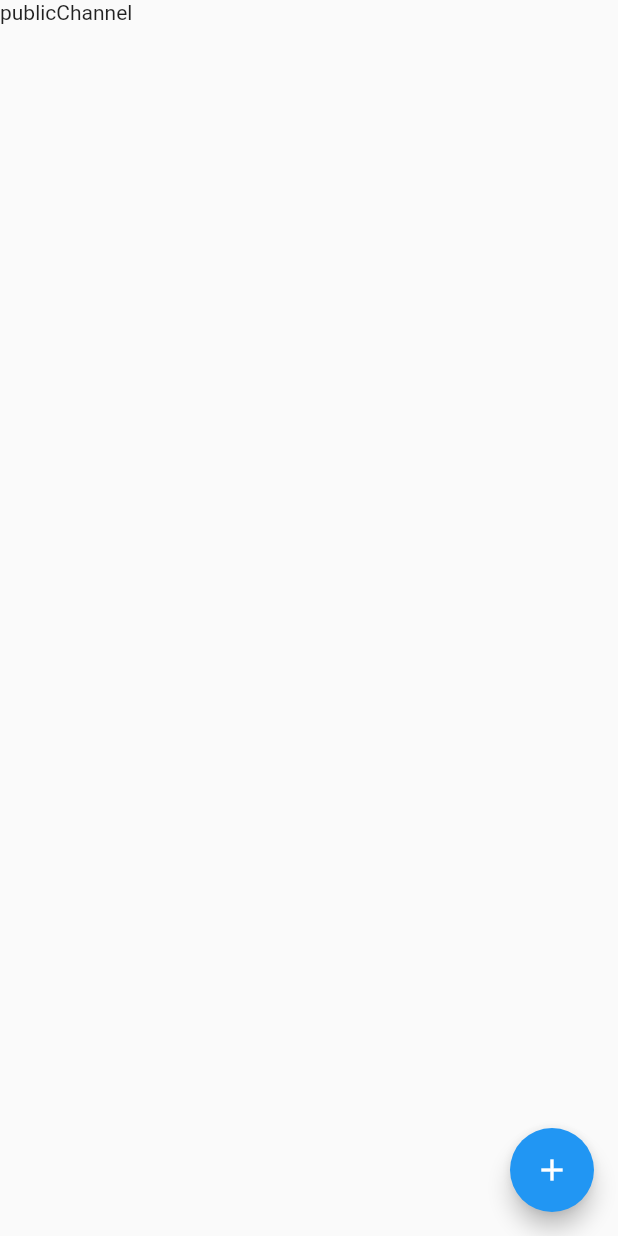
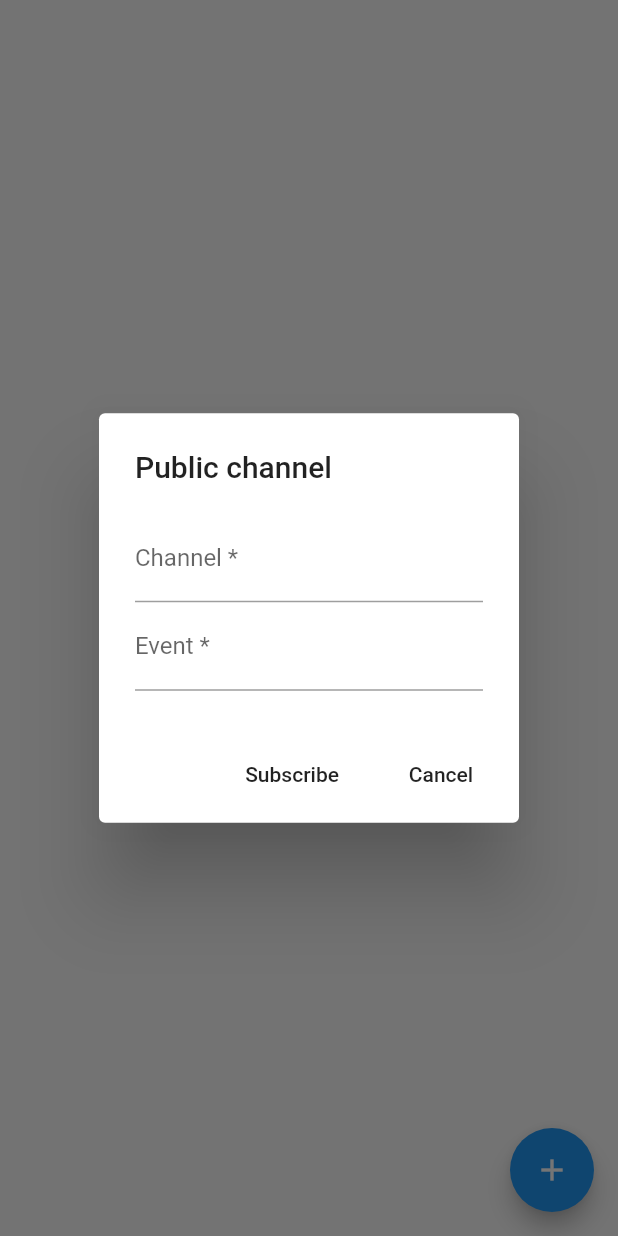
Before and after one commit to JeroenGovers/pusher_flutter, a Flutter app: the PublicChannel screen opened directly, after a tap on the "add" icon, on a phone screen of 412 x 824 dp. Run offline on Flutter 3.47's test engine with Material 2 defaults, Android fonts, the phone set to English and light mode, and no system bars.

Commit message:
Example app changed ChangeNotifiers setup

```diff
--- a/example/lib/change_notifiers/connection_log.dart
+++ b/example/lib/change_notifiers/connection_log.dart
@@ -1,6 +1,6 @@
 import 'package:flutter/foundation.dart';
 
-class ConnectionLog with ChangeNotifier {
+class ConnectionLogNotifier with ChangeNotifier {
   List _list = [];
 
   List get list => _list;
--- /dev/null
+++ b/example/lib/change_notifiers/public_channel.dart
@@ -0,0 +1,28 @@
+import 'package:flutter/foundation.dart';
+
+class PublicChannelProvider with ChangeNotifier{
+  Map<String, Map<String, List>> _map = {};
+
+  Map<String, Map<String, List>> get list => _map;
+  int get newLength => _map.length;
+
+  void add(String channelName, String event) {
+    if(!_map.containsKey(channelName)){
+      _map[channelName] = {};
+    }
+    if(!_map[channelName].containsKey(event)){
+      _map[channelName][event] = [];
+    }
+
+    notifyListeners();
+  }
+  void remove(String channelName, String event) {
+    _map[channelName].remove(event);
+
+    if(_map[channelName].length == 0){
+      _map.remove(channelName);
+    }
+
+    notifyListeners();
+  }
+}
--- a/example/lib/change_notifiers/pusher_state.dart
+++ b/example/lib/change_notifiers/pusher_state.dart
@@ -1,7 +1,7 @@
 import 'package:flutter/foundation.dart';
 import 'package:pusher/pusher.dart';
 
-class PusherState with ChangeNotifier{
+class PusherStateNotifier with ChangeNotifier{
   PusherConnectionState _state = PusherConnectionState.disconnected;
 
   PusherConnectionState get state => _state;
--- a/example/lib/public_channel.dart
+++ b/example/lib/public_channel.dart
@@ -1,5 +1,8 @@
 import 'package:flutter/material.dart';
 import 'package:flutter/widgets.dart';
+import 'package:provider/provider.dart';
+
+import 'change_notifiers/public_channel.dart';
 
 class PublicChannel extends StatefulWidget {
   PublicChannel({Key key}) : super(key: key);
@@ -9,13 +12,107 @@ class PublicChannel extends StatefulWidget {
 }
 
 class _PublicChannel extends State<PublicChannel> {
+  PublicChannelProvider _provider;
+
+  AlertDialog dialog(BuildContext context) {
+    String channel;
+    String event;
+
+    return AlertDialog(
+      title: Text('Public channel'),
+      content: Column(
+        mainAxisSize: MainAxisSize.min,
+        children: <Widget>[
+          TextField(
+            decoration: InputDecoration(
+              labelText: 'Channel *',
+            ),
+            onChanged: (value) {
+              channel = value;
+            },
+          ),
+          TextField(
+            decoration: InputDecoration(
+              labelText: 'Event *',
+            ),
+            onChanged: (value) {
+              event = value;
+            },
+          ),
+        ],
+      ),
+      actions: <Widget>[
+        FlatButton(
+          child: Text('Subscribe'),
+          onPressed: () {
+            _provider.add(channel, event);
+
+            Navigator.of(context).pop();
+          },
+        ),
+        FlatButton(
+          child: Text('Cancel'),
+          onPressed: () {
+            Navigator.of(context).pop();
+          },
+        ),
+      ],
+    );
+  }
+
   @override
   Widget build(BuildContext context) {
+    _provider = Provider.of<PublicChannelProvider>(context);
+
     return Scaffold(
-      body: Text('publicChannel'),
+      body: Consumer<PublicChannelProvider>(
+        builder: (context, PublicChannelProvider provider, _) {
+          if (provider.list.length == 0) {
+            return Center(
+              child: Text('publicChannel'),
+            );
+          }
+
+          List list = <Widget>[];
+          Map<String, Map<String, List>> channelMap = provider.list;
+          List<String> channelKeys = channelMap.keys.toList()..sort();
+          channelKeys.forEach((String channelName) {
+            list.add(Padding(
+              padding: const EdgeInsets.all(8.0),
+              child: Text(channelName),
+            ));
+
+            Map<String, List> eventMap = channelMap[channelName];
+            List<String> eventKeys = eventMap.keys.toList()..sort();
+
+            eventKeys.forEach((String event) {
+              list.add(Card(
+                child: ListTile(
+                  title: Text(event),
+                  trailing: IconButton(
+                    icon: Icon(Icons.delete),
+                    onPressed: () {
+                      _provider.remove(channelName, event);
+                    },
+                  ),
+                ),
+              ));
+            });
+          });
+
+          return ListView(
+            padding: EdgeInsets.all(8.0),
+            children: list,
+          );
+        },
+      ),
       floatingActionButton: FloatingActionButton(
-        onPressed: (){
-          print('add');
+        onPressed: () {
+          showDialog(
+              context: context,
+              builder: (BuildContext context) {
+                return dialog(context);
+              });
         },
         child: Icon(Icons.add),
       ),
```
Also changed, not shown: example/lib/connection.dart (+7 -7 lines), example/lib/main.dart (+10 -12 lines).
